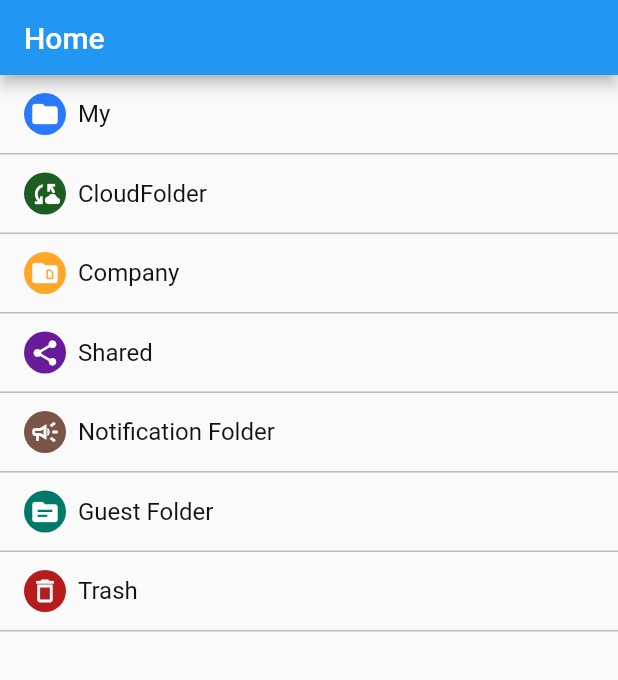
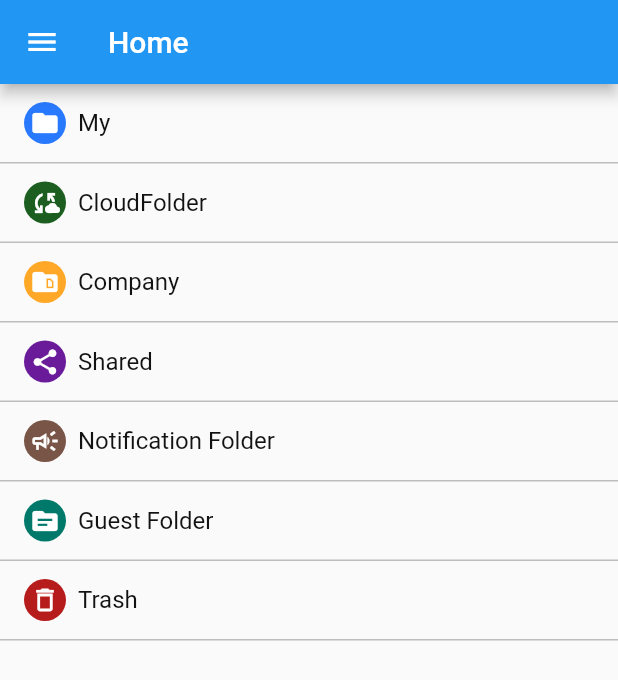
Before and after one commit to DyNamite-TNT-1/clouddisk_file_explorer, a Flutter app: the HomePage screen opened directly, on a phone screen of 412 x 824 dp. Shown: the top 680 px of the screen. Run offline on Flutter 3.47's test engine with Material 2 defaults, Android fonts, the phone set to English and light mode, and no system bars; drawn by our look-alikes of pull_to_refresh; our stand-ins replace bloc, dio, equatable, flutter_bloc.

Commit message:
add drawer under appBar by using Scaffold below Scaffold and adjust login bloc

```diff
--- a/lib/presentation/pages/home_page/home_page.dart
+++ b/lib/presentation/pages/home_page/home_page.dart
@@ -11,21 +11,58 @@ class HomePage extends StatefulWidget {
 }
 
 class _HomePageState extends State<HomePage> {
+  final GlobalKey<ScaffoldState> scaffoldKey = GlobalKey<ScaffoldState>();
   @override
   Widget build(BuildContext context) {
+    //add drawer under appBar by using Scaffold below Scaffold
     return Scaffold(
-      appBar: PreferredSize(
-        preferredSize: const Size.fromHeight(50.0),
-        child: AppBar(
-          title: const Text("Home"),
-          // actions: [],
+      appBar: AppBar(
+        primary: true,
+        title: const Text("Home"),
+        leading: IconButton(
+          onPressed: () {
+            if (scaffoldKey.currentState!.isDrawerOpen) {
+              Navigator.pop((context));
+            } else {
+              scaffoldKey.currentState!.openDrawer();
+            }
+          },
+          icon: const Icon(Icons.menu),
+        ),
+        automaticallyImplyLeading: false,
+      ),
+      body: Scaffold(
+        key: scaffoldKey,
+        drawer: Drawer(
+          child: ListView(
+            children: [
+              DrawerHeader(
+                padding: const EdgeInsets.all(0),
+                margin: const EdgeInsets.only(bottom: 0),
+                child: Image.asset(
+                  "assets/images/bg_profile.jpg",
+                  fit: BoxFit.fill,
+                ),
+              ),
+              ListTile(
+                title: const Text("Item => 1"),
+                onTap: () {
+                  print("tap1");
+                },
+              ),
+              ListTile(
+                title: const Text("Item => 2"),
+                onTap: () {
+                  print("tap2");
+                },
+              ),
+            ],
+          ),
+        ),
+        body: FolderScreen(
+          folders: folders[0].children,
         ),
       ),
-      // drawer: D,
-      body: FolderScreen(
-        folders: folders[0].children,
-      ),
-      // ),
     );
   }
 }
--- a/pubspec.yaml
+++ b/pubspec.yaml
@@ -63,7 +63,8 @@ flutter:
   uses-material-design: true
 
   # To add assets to your application, add an assets section, like this:
-  # assets:
+  assets:
+  - assets/images/
   #   - images/a_dot_burr.jpeg
   #   - images/a_dot_ham.jpeg
 
```
Also changed, not shown: lib/presentation/pages/login_page/login_screen.dart (+19 -1 lines), assets/images/bg_profile.jpg (added).
